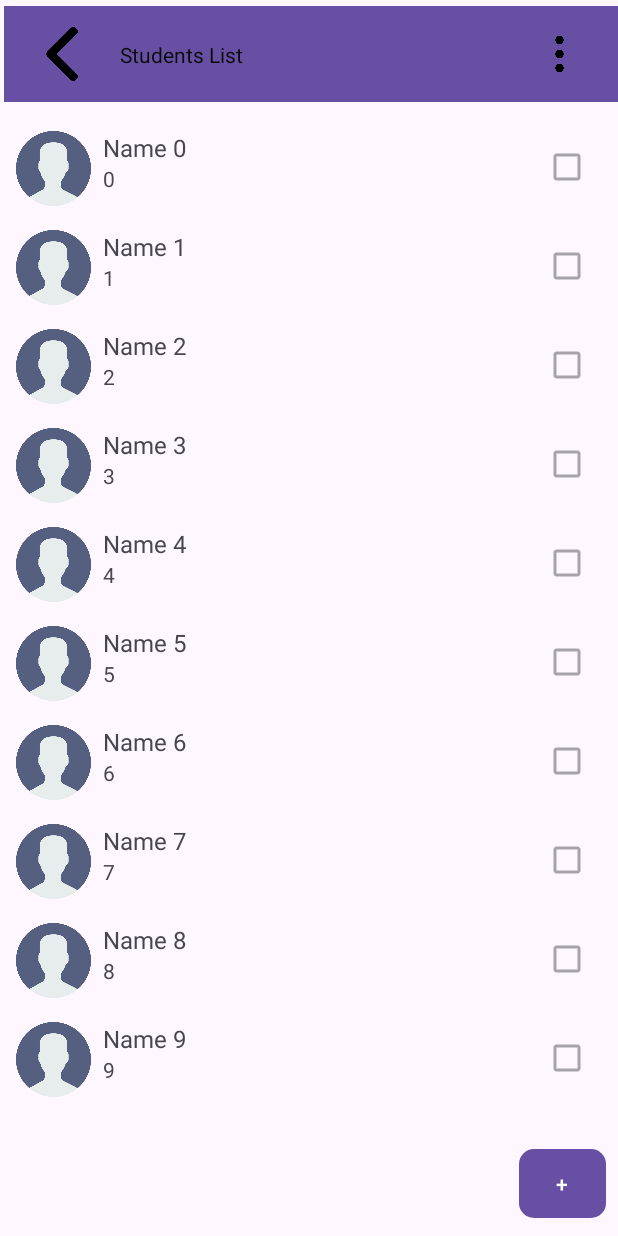
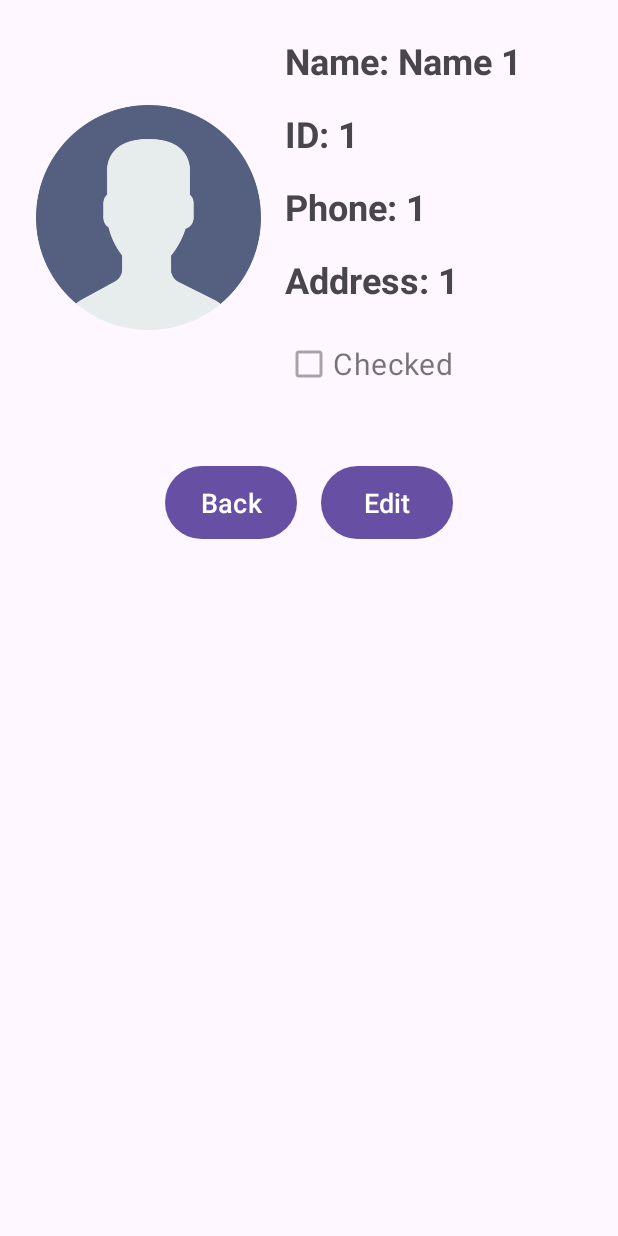
Before and after one commit to nadavaza/androidAssaignment2, an Android app: the screen it shows after launch (MainActivity before the commit, StudentDetailsActivity after it), after a tap on an icon or button, on a phone screen of 412 x 824 dp. Run offline under Robolectric (Android 15) with nearby library versions, the phone set to English and light mode, and no system bars.

Commit message:
Add student details and edit activity

```diff
--- a/app/src/main/java/com/example/androidassaignment2/MainActivity.kt
+++ b/app/src/main/java/com/example/androidassaignment2/MainActivity.kt
@@ -45,9 +45,9 @@ class MainActivity : AppCompatActivity() {
     }
 
     private fun openStudentDetails(index: Int) {
-//        val intent = Intent(this, StudentDetailsActivity::class.java)
-//        intent.putExtra("STUDENT_INDEX", index)
-//        startActivity(intent)
+        val intent = Intent(this, StudentDetailsActivity::class.java)
+        intent.putExtra("STUDENT_INDEX", index)
+        startActivity(intent)
     }
 
     private fun openAddStudentActivity() {
--- /dev/null
+++ b/app/src/main/java/com/example/androidassaignment2/StudentDetailsActivity.kt
@@ -0,0 +1,63 @@
+package com.example.androidassaignment2
+
+import android.content.Intent
+import android.os.Bundle
+import android.widget.Button
+import android.widget.CheckBox
+import android.widget.ImageView
+import android.widget.TextView
+import androidx.appcompat.app.AppCompatActivity
+import com.example.androidassaignment2.model.Model
+
+class StudentDetailsActivity : AppCompatActivity() {
+
+    private var studentIndex: Int = -1
+
+    override fun onCreate(savedInstanceState: Bundle?) {
+        super.onCreate(savedInstanceState)
+        setContentView(R.layout.activity_student_details)
+
+        val studentImage: ImageView = findViewById(R.id.studentImage)
+        val nameField: TextView = findViewById(R.id.nameField)
+        val idField: TextView = findViewById(R.id.idField)
+        val phoneField: TextView = findViewById(R.id.phoneField)
+        val addressField: TextView = findViewById(R.id.addressField)
+        val checkBoxField: CheckBox = findViewById(R.id.checkBoxField)
+        val backButton: Button = findViewById(R.id.backButton)
+        val editButton: Button = findViewById(R.id.editButton)
+
+        studentIndex = intent.getIntExtra("STUDENT_INDEX", -1)
+
+        if (studentIndex != -1) {
+            val student = Model.shared.getStudents()[studentIndex]
+            nameField.text = "Name: ${student.name}"
+            idField.text = "ID: ${student.id}"
+            phoneField.text = "Phone: ${student.phone}"
+            addressField.text = "Address: ${student.address}"
+            checkBoxField.isChecked = student.isChecked
+            checkBoxField.isEnabled = false  // Disable checkbox interaction in details screen
+            studentImage.setImageResource(R.drawable.user)
+        }
+
+        editButton.setOnClickListener {
+            openEditStudentActivity()
+        }
+
+        backButton.setOnClickListener {
+            returnToMainActivity()
+        }
+    }
+
+    private fun openEditStudentActivity() {
+        val intent = Intent(this, EditStudentActivity::class.java)
+        intent.putExtra("STUDENT_INDEX", studentIndex)
+        startActivity(intent)
+    }
+
+    private fun returnToMainActivity() {
+        val intent = Intent(this, MainActivity::class.java)
+        intent.flags = Intent.FLAG_ACTIVITY_CLEAR_TOP or Intent.FLAG_ACTIVITY_NEW_TASK
+        startActivity(intent)
+        finish()
+    }
+}
--- /dev/null
+++ b/app/src/main/res/layout/activity_student_details.xml
@@ -0,0 +1,98 @@
+<?xml version="1.0" encoding="utf-8"?>
+<LinearLayout xmlns:android="http://schemas.android.com/apk/res/android"
+    android:layout_width="match_parent"
+    android:layout_height="match_parent"
+    android:orientation="vertical"
+    android:padding="24dp">
+
+    <LinearLayout
+        android:layout_width="match_parent"
+        android:layout_height="wrap_content"
+        android:orientation="horizontal"
+        android:gravity="center_vertical"
+        android:layout_marginBottom="24dp">
+
+        <ImageView
+            android:id="@+id/studentImage"
+            android:layout_width="150dp"
+            android:layout_height="150dp"
+            android:layout_marginEnd="16dp"
+            android:src="@drawable/user" />
+
+        <LinearLayout
+            android:layout_width="0dp"
+            android:layout_height="wrap_content"
+            android:orientation="vertical"
+            android:layout_weight="1">
+
+            <TextView
+                android:id="@+id/nameField"
+                android:layout_width="wrap_content"
+                android:layout_height="wrap_content"
+                android:text="Name: "
+                android:textSize="24sp"
+                android:textStyle="bold"
+                android:layout_marginBottom="16dp" />
+
+            <TextView
+                android:id="@+id/idField"
+                android:layout_width="wrap_content"
+                android:layout_height="wrap_content"
+                android:text="ID: "
+                android:textSize="24sp"
+                android:textStyle="bold"
+                android:layout_marginBottom="16dp" />
+
+            <TextView
+                android:id="@+id/phoneField"
+                android:layout_width="wrap_content"
+                android:layout_height="wrap_content"
+                android:text="Phone: "
+                android:textSize="24sp"
+                android:textStyle="bold"
+                android:layout_marginBottom="16dp" />
+
+            <TextView
+                android:id="@+id/addressField"
+                android:layout_width="wrap_content"
+                android:layout_height="wrap_content"
+                android:text="Address: "
+                android:textSize="24sp"
+                android:textStyle="bold"
+                android:layout_marginBottom="16dp" />
+
+            <CheckBox
+                android:id="@+id/checkBoxField"
+                android:layout_width="wrap_content"
+                android:layout_height="wrap_content"
+                android:text="Checked"
+                android:textSize="20sp"
+                android:enabled="false" />
+        </LinearLayout>
+    </LinearLayout>
+
+    <LinearLayout
+        android:layout_width="match_parent"
+        android:layout_height="wrap_content"
+        android:orientation="horizontal"
+        android:gravity="center"
+        android:layout_marginTop="16dp">
+
+        <Button
+            android:id="@+id/backButton"
+            android:layout_width="wrap_content"
+            android:layout_height="wrap_content"
+            android:text="Back"
+            android:textSize="18sp"
+            android:layout_marginEnd="16dp"
+            android:padding="12dp" />
+
+        <Button
+            android:id="@+id/editButton"
+            android:layout_width="wrap_content"
+            android:layout_height="wrap_content"
+            android:text="Edit"
+            android:textSize="18sp"
+            android:padding="12dp" />
+    </LinearLayout>
+</LinearLayout>
```
Also changed, not shown: app/src/main/AndroidManifest.xml (+9 -0 lines), app/src/main/java/com/example/androidassaignment2/EditStudentActivity.kt (added, +94 -0 lines), app/src/main/res/layout/activity_edit_student.xml (added, +166 -0 lines).
